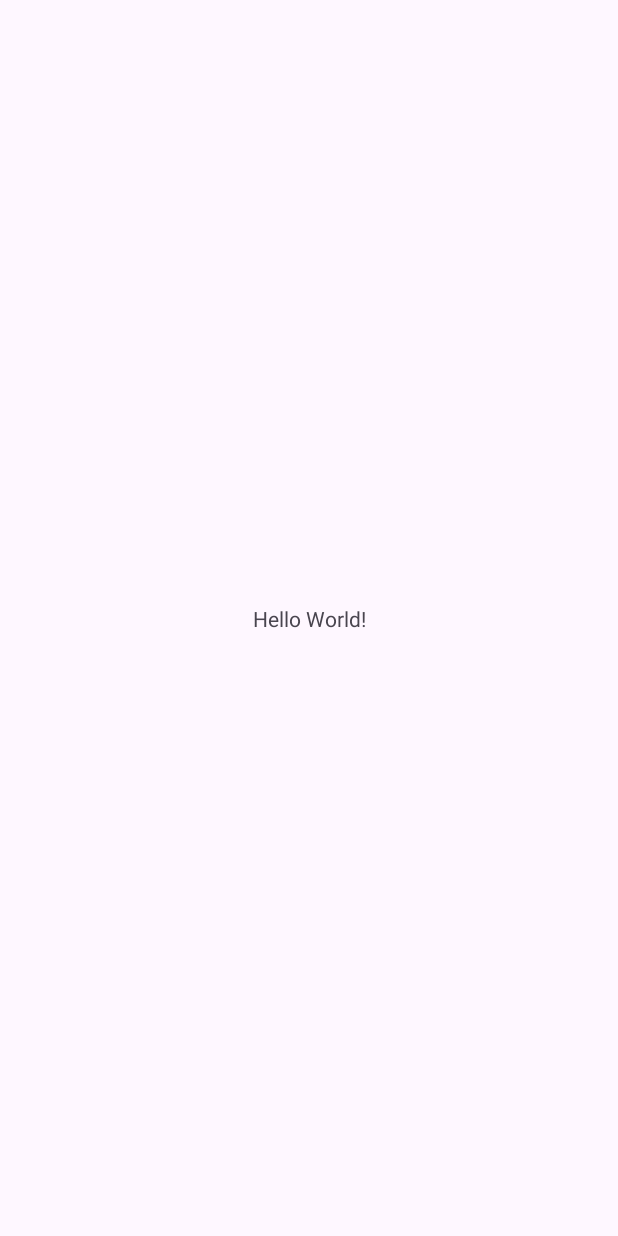
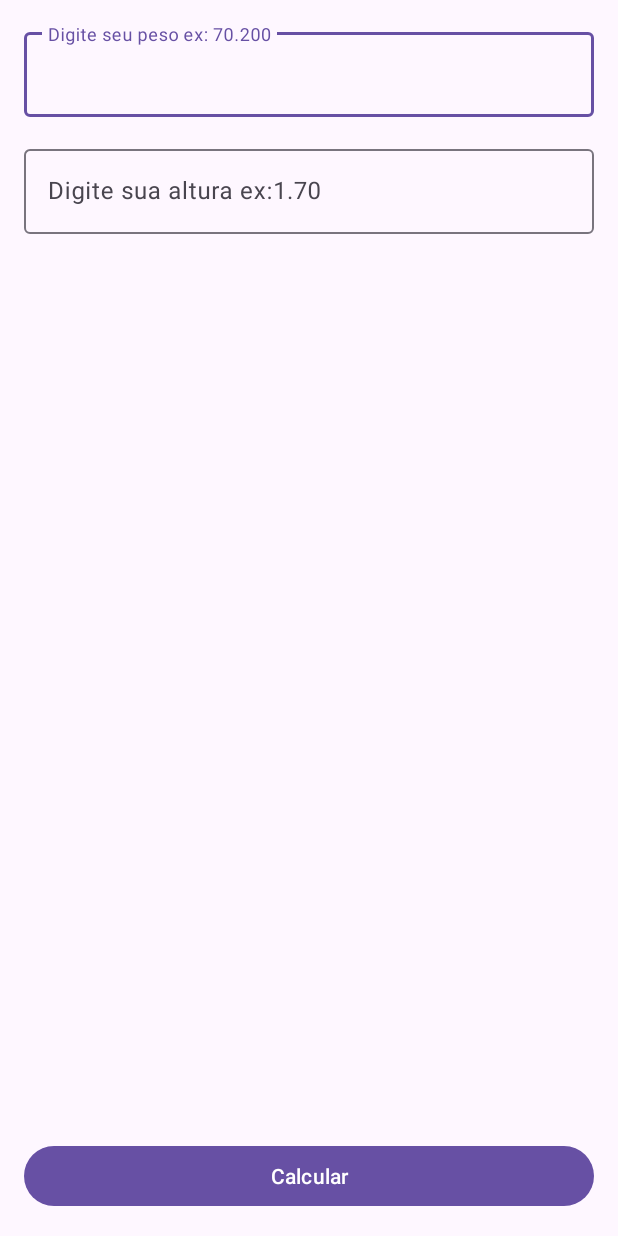
Before and after one commit to Joaopgoncalvess/calculadoraImc, an Android app: the screen it shows after launch (MainActivity), on a phone screen of 412 x 824 dp. Before the commit the screen is almost empty. Run offline under Robolectric (Android 15) with nearby library versions, the phone set to English and light mode, and no system bars.

Commit message:
Tela Inicial editText

```diff
--- a/app/src/main/java/com/comunidadedevspace/imc/MainActivity.kt
+++ b/app/src/main/java/com/comunidadedevspace/imc/MainActivity.kt
@@ -2,10 +2,28 @@ package com.comunidadedevspace.imc
 
 import androidx.appcompat.app.AppCompatActivity
 import android.os.Bundle
+import android.widget.Button
+import com.google.android.material.textfield.TextInputEditText
 
 class MainActivity : AppCompatActivity() {
     override fun onCreate(savedInstanceState: Bundle?) {
         super.onCreate(savedInstanceState)
         setContentView(R.layout.activity_main)
+
+        // Recuperar os componentes EditText
+        // Criar uma variavel e associar (=) o componente de UI <editText>
+
+        val edtPeso = findViewById<TextInputEditText>(R.id.edt_peso)
+        val edtAltura = findViewById<TextInputEditText>(R.id.edt_altura)
+        val btnCalcular = findViewById<Button>(R.id.bnt_calcular)
+
+       btnCalcular.setOnClickListener {
+           val peso = edtPeso.text
+           val altura = edtAltura.text
+
+           println("joao acao botao" + altura)
+       }
+
+
     }
 }
--- a/app/src/main/res/layout/activity_main.xml
+++ b/app/src/main/res/layout/activity_main.xml
@@ -6,13 +6,51 @@
     android:layout_height="match_parent"
     tools:context=".MainActivity">
 
-    <TextView
-        android:layout_width="wrap_content"
+    <Button
+        android:id="@+id/bnt_calcular"
+        android:layout_width="match_parent"
         android:layout_height="wrap_content"
-        android:text="Hello World!"
+        android:layout_margin="16dp"
+        android:text="Calcular"
         app:layout_constraintBottom_toBottomOf="parent"
         app:layout_constraintEnd_toEndOf="parent"
+        app:layout_constraintStart_toStartOf="parent" />
+
+    <com.google.android.material.textfield.TextInputLayout
+        android:id="@+id/textInputLayout2"
+        android:layout_width="match_parent"
+        android:layout_height="wrap_content"
+        android:layout_margin="16dp"
+        app:layout_constraintEnd_toEndOf="parent"
         app:layout_constraintStart_toStartOf="parent"
-        app:layout_constraintTop_toTopOf="parent" />
+        app:layout_constraintTop_toTopOf="parent">
+
+        <com.google.android.material.textfield.TextInputEditText
+            android:id="@+id/edt_peso"
+            android:layout_width="match_parent"
+            android:layout_height="wrap_content"
+            android:hint="Digite seu peso ex: 70.200"
+            android:inputType="numberDecimal" />
+
+    </com.google.android.material.textfield.TextInputLayout>
+
+    <com.google.android.material.textfield.TextInputLayout
+
+        android:id="@+id/textinputlayoutAltura"
+        android:layout_width="match_parent"
+        android:layout_height="wrap_content"
+        android:layout_margin="16dp"
+        app:layout_constraintEnd_toEndOf="parent"
+        app:layout_constraintStart_toStartOf="parent"
+        app:layout_constraintTop_toBottomOf="@+id/textInputLayout2">
+
+        <com.google.android.material.textfield.TextInputEditText
+            android:id="@+id/edt_altura"
+            android:layout_width="match_parent"
+            android:layout_height="wrap_content"
+            android:hint="Digite sua altura ex:1.70"
+            android:inputType="numberDecimal"/>
+
+    </com.google.android.material.textfield.TextInputLayout>
 
 </androidx.constraintlayout.widget.ConstraintLayout>
```
